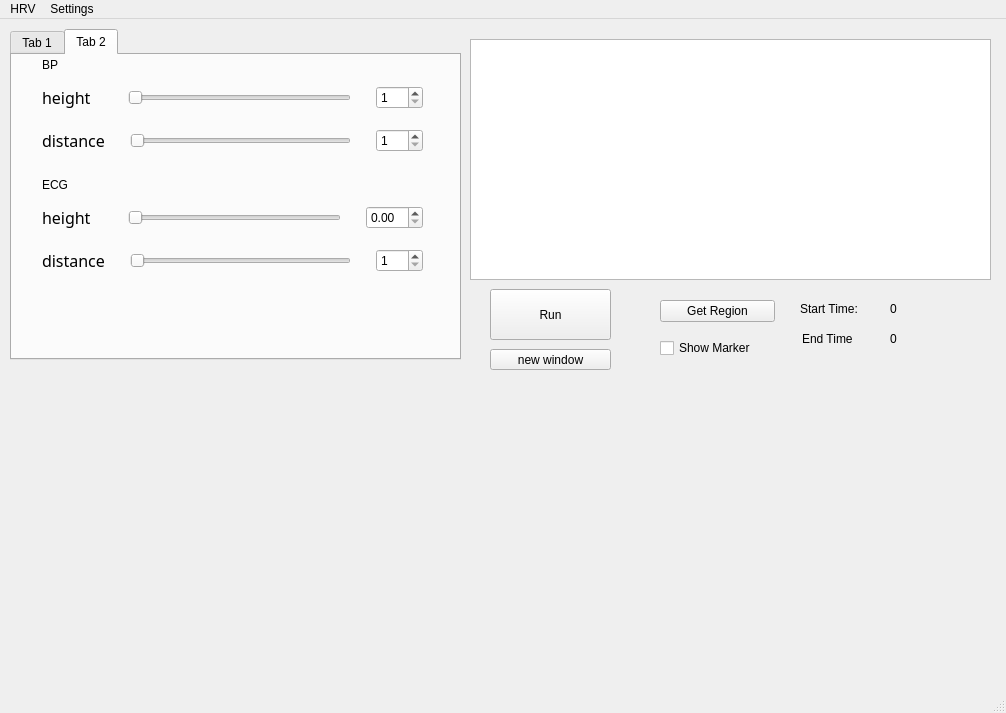
Qt form form.ui (christianniebling/peak_detector) before a commit.
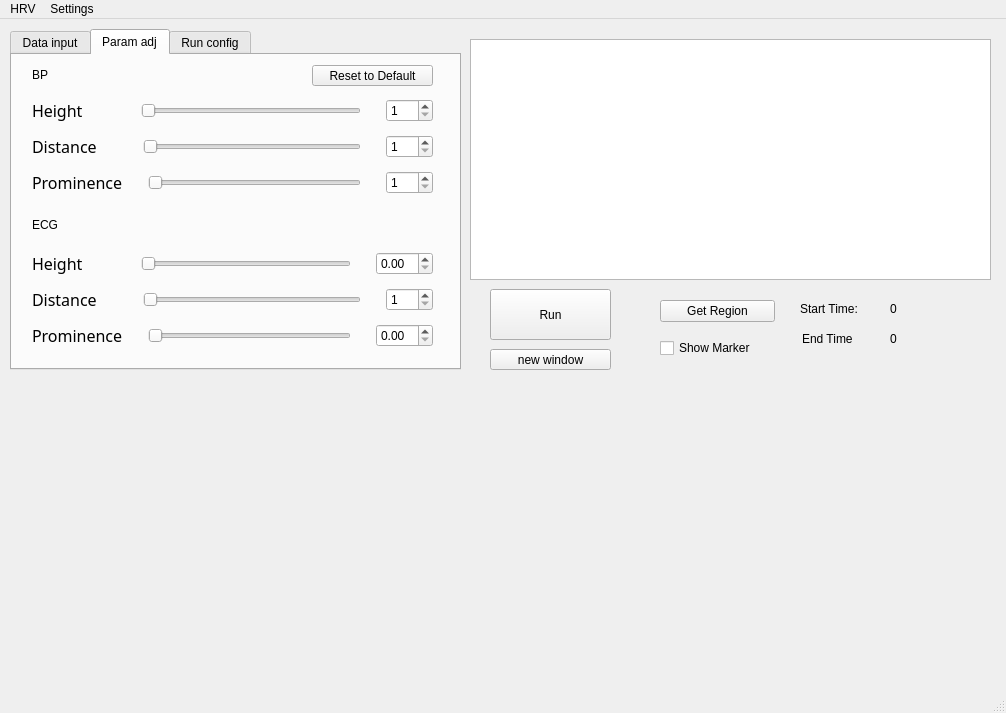
The same form after that commit. Custom widgets are drawn as their Qt base class.

Diff of the .ui file:
```diff
--- a/form.ui
+++ b/form.ui
@@ -53,7 +53,7 @@
       <x>10</x>
       <y>10</y>
       <width>451</width>
-      <height>331</height>
+      <height>341</height>
      </rect>
     </property>
     <property name="currentIndex">
@@ -61,7 +61,7 @@
     </property>
     <widget class="QWidget" name="tab">
      <attribute name="title">
-      <string>Tab 1</string>
+      <string>Data input</string>
      </attribute>
      <widget class="QPushButton" name="button3">
       <property name="geometry">
@@ -120,13 +120,13 @@
     </widget>
     <widget class="QWidget" name="tab_2">
      <attribute name="title">
-      <string>Tab 2</string>
+      <string>Param adj</string>
      </attribute>
      <widget class="QLabel" name="label_4">
       <property name="geometry">
        <rect>
-        <x>30</x>
-        <y>0</y>
+        <x>20</x>
+        <y>10</y>
         <width>63</width>
         <height>20</height>
        </rect>
@@ -135,112 +135,11 @@
        <string>BP</string>
       </property>
      </widget>
-     <widget class="QWidget" name="layoutWidget">
-      <property name="geometry">
-       <rect>
-        <x>30</x>
-        <y>147</y>
-        <width>381</width>
-        <height>31</height>
-       </rect>
-      </property>
-      <layout class="QHBoxLayout" name="horizontalLayout_3">
-       <property name="spacing">
-        <number>25</number>
-       </property>
-       <property name="leftMargin">
-        <number>0</number>
-       </property>
-       <item>
-        <widget class="QLabel" name="label_5">
-         <property name="font">
-          <font>
-           <family>Trebuchet MS</family>
-           <pointsize>12</pointsize>
-          </font>
-         </property>
-         <property name="text">
-          <string>height   </string>
-         </property>
-        </widget>
-       </item>
-       <item>
-        <widget class="QSlider" name="slider3">
-         <property name="minimum">
-          <number>1</number>
-         </property>
-         <property name="maximum">
-          <number>100</number>
-         </property>
-         <property name="value">
-          <number>1</number>
-         </property>
-         <property name="orientation">
-          <enum>Qt::Horizontal</enum>
-         </property>
-        </widget>
-       </item>
-       <item>
-        <widget class="QDoubleSpinBox" name="slider3_box"/>
-       </item>
-      </layout>
-     </widget>
-     <widget class="QWidget" name="layoutWidget_2">
-      <property name="geometry">
-       <rect>
-        <x>30</x>
-        <y>190</y>
-        <width>381</width>
-        <height>31</height>
-       </rect>
-      </property>
-      <layout class="QHBoxLayout" name="horizontalLayout_4">
-       <property name="spacing">
-        <number>25</number>
-       </property>
-       <item>
-        <widget class="QLabel" name="label_6">
-         <property name="font">
-          <font>
-           <family>Trebuchet MS</family>
-           <pointsize>12</pointsize>
-          </font>
-         </property>
-         <property name="text">
-          <string>distance</string>
-         </property>
-        </widget>
-       </item>
-       <item>
-        <widget class="QSlider" name="slider4">
-         <property name="minimum">
-          <number>1</number>
-         </property>
-         <property name="maximum">
-          <number>200</number>
-         </property>
-         <property name="orientation">
-          <enum>Qt::Horizontal</enum>
-         </property>
-        </widget>
-       </item>
-       <item>
-        <widget class="QSpinBox" name="slider4_box">
-         <property name="minimum">
-          <number>1</number>
-         </property>
-         <property name="maximum">
-          <number>200</number>
-         </property>
-        </widget>
-       </item>
-      </layout>
-     </widget>
      <widget class="QLabel" name="label_7">
       <property name="geometry">
        <rect>
-        <x>30</x>
-        <y>120</y>
+        <x>20</x>
+        <y>160</y>
         <width>63</width>
         <height>20</height>
        </rect>
@@ -249,15 +148,30 @@
        <string>ECG</string>
       </property>
      </widget>
-     <widget class="QWidget" name="layoutWidget">
+     <widget class="QPushButton" name="button6">
       <property name="geometry">
        <rect>
-        <x>30</x>
-        <y>27</y>
-        <width>381</width>
-        <height>31</height>
+        <x>300</x>
+        <y>10</y>
+        <width>121</width>
+        <height>21</height>
        </rect>
       </property>
+      <property name="text">
+       <string>Reset to Default</string>
+      </property>
+     </widget>
+     <widget class="QWidget" name="">
+      <property name="geometry">
+       <rect>
+        <x>20</x>
+        <y>37</y>
+        <width>401</width>
+        <height>111</height>
+       </rect>
+      </property>
+      <layout class="QVBoxLayout" name="verticalLayout_2">
+       <item>
       <layout class="QHBoxLayout" name="horizontalLayout">
        <property name="spacing">
         <number>25</number>
@@ -274,7 +188,7 @@
           </font>
          </property>
          <property name="text">
-          <string>height   </string>
+            <string>Height        </string>
          </property>
         </widget>
        </item>
@@ -305,16 +219,8 @@
         </widget>
        </item>
       </layout>
-     </widget>
-     <widget class="QWidget" name="layoutWidget">
-      <property name="geometry">
-       <rect>
-        <x>30</x>
-        <y>70</y>
-        <width>381</width>
-        <height>31</height>
-       </rect>
-      </property>
+       </item>
+       <item>
       <layout class="QHBoxLayout" name="horizontalLayout_2">
        <property name="spacing">
         <number>25</number>
@@ -328,7 +234,7 @@
           </font>
          </property>
          <property name="text">
-          <string>distance</string>
+            <string>Distance     </string>
          </property>
         </widget>
        </item>
@@ -356,6 +262,240 @@
         </widget>
        </item>
       </layout>
+       </item>
+       <item>
+        <layout class="QHBoxLayout" name="horizontalLayout_6">
+         <property name="spacing">
+          <number>25</number>
+         </property>
+         <item>
+          <widget class="QLabel" name="label_14">
+           <property name="font">
+            <font>
+             <family>Trebuchet MS</family>
+             <pointsize>12</pointsize>
+            </font>
+           </property>
+           <property name="text">
+            <string>Prominence</string>
+           </property>
+          </widget>
+         </item>
+         <item>
+          <widget class="QSlider" name="slider5">
+           <property name="minimum">
+            <number>1</number>
+           </property>
+           <property name="maximum">
+            <number>200</number>
+           </property>
+           <property name="orientation">
+            <enum>Qt::Horizontal</enum>
+           </property>
+          </widget>
+         </item>
+         <item>
+          <widget class="QSpinBox" name="slider5_box">
+           <property name="minimum">
+            <number>1</number>
+           </property>
+           <property name="maximum">
+            <number>200</number>
+           </property>
+          </widget>
+         </item>
+        </layout>
+       </item>
+      </layout>
+     </widget>
+     <widget class="QWidget" name="">
+      <property name="geometry">
+       <rect>
+        <x>20</x>
+        <y>190</y>
+        <width>401</width>
+        <height>111</height>
+       </rect>
+      </property>
+      <layout class="QVBoxLayout" name="verticalLayout_3">
+       <item>
+        <layout class="QHBoxLayout" name="horizontalLayout_3">
+         <property name="spacing">
+          <number>25</number>
+         </property>
+         <property name="leftMargin">
+          <number>0</number>
+         </property>
+         <item>
+          <widget class="QLabel" name="label_5">
+           <property name="font">
+            <font>
+             <family>Trebuchet MS</family>
+             <pointsize>12</pointsize>
+            </font>
+           </property>
+           <property name="text">
+            <string>Height        </string>
+           </property>
+          </widget>
+         </item>
+         <item>
+          <widget class="QSlider" name="slider3">
+           <property name="minimum">
+            <number>1</number>
+           </property>
+           <property name="maximum">
+            <number>100</number>
+           </property>
+           <property name="value">
+            <number>1</number>
+           </property>
+           <property name="orientation">
+            <enum>Qt::Horizontal</enum>
+           </property>
+          </widget>
+         </item>
+         <item>
+          <widget class="QDoubleSpinBox" name="slider3_box"/>
+         </item>
+        </layout>
+       </item>
+       <item>
+        <layout class="QHBoxLayout" name="horizontalLayout_4">
+         <property name="spacing">
+          <number>25</number>
+         </property>
+         <item>
+          <widget class="QLabel" name="label_6">
+           <property name="font">
+            <font>
+             <family>Trebuchet MS</family>
+             <pointsize>12</pointsize>
+            </font>
+           </property>
+           <property name="text">
+            <string>Distance     </string>
+           </property>
+          </widget>
+         </item>
+         <item>
+          <widget class="QSlider" name="slider4">
+           <property name="minimum">
+            <number>1</number>
+           </property>
+           <property name="maximum">
+            <number>200</number>
+           </property>
+           <property name="orientation">
+            <enum>Qt::Horizontal</enum>
+           </property>
+          </widget>
+         </item>
+         <item>
+          <widget class="QSpinBox" name="slider4_box">
+           <property name="minimum">
+            <number>1</number>
+           </property>
+           <property name="maximum">
+            <number>200</number>
+           </property>
+          </widget>
+         </item>
+        </layout>
+       </item>
+       <item>
+        <layout class="QHBoxLayout" name="horizontalLayout_5">
+         <property name="spacing">
+          <number>25</number>
+         </property>
+         <property name="leftMargin">
+          <number>0</number>
+         </property>
+         <item>
+          <widget class="QLabel" name="label_13">
+           <property name="font">
+            <font>
+             <family>Trebuchet MS</family>
+             <pointsize>12</pointsize>
+            </font>
+           </property>
+           <property name="text">
+            <string>Prominence</string>
+           </property>
+          </widget>
+         </item>
+         <item>
+          <widget class="QSlider" name="slider6">
+           <property name="minimum">
+            <number>1</number>
+           </property>
+           <property name="maximum">
+            <number>100</number>
+           </property>
+           <property name="value">
+            <number>1</number>
+           </property>
+           <property name="orientation">
+            <enum>Qt::Horizontal</enum>
+           </property>
+          </widget>
+         </item>
+         <item>
+          <widget class="QDoubleSpinBox" name="slider6_box"/>
+         </item>
+        </layout>
+       </item>
+      </layout>
+     </widget>
+    </widget>
+    <widget class="QWidget" name="tab_3">
+     <attribute name="title">
+      <string>Run config</string>
+     </attribute>
+     <widget class="QCheckBox" name="checkBox_2">
+      <property name="geometry">
+       <rect>
+        <x>20</x>
+        <y>40</y>
+        <width>91</width>
+        <height>24</height>
+       </rect>
+      </property>
+      <property name="text">
+       <string>Raw ECG</string>
+      </property>
+     </widget>
+     <widget class="QCheckBox" name="checkBox_3">
+      <property name="geometry">
+       <rect>
+        <x>20</x>
+        <y>70</y>
+        <width>91</width>
+        <height>24</height>
+       </rect>
+      </property>
+      <property name="text">
+       <string>RRI</string>
+      </property>
+      <property name="checked">
+       <bool>false</bool>
+      </property>
+      <property name="tristate">
+       <bool>false</bool>
+      </property>
+     </widget>
+     <widget class="QLabel" name="label_12">
+      <property name="geometry">
+       <rect>
+        <x>20</x>
+        <y>10</y>
+        <width>131</width>
+        <height>20</height>
+       </rect>
+      </property>
+      <property name="text">
+       <string>Plots to generate</string>
+      </property>
      </widget>
     </widget>
    </widget>
@@ -424,7 +564,7 @@
      <string>new window</string>
     </property>
    </widget>
-   <widget class="QWidget" name="">
+   <widget class="QWidget" name="layoutWidget">
     <property name="geometry">
      <rect>
       <x>660</x>
```
Lines whose indentation alone changed are shown as unchanged.
